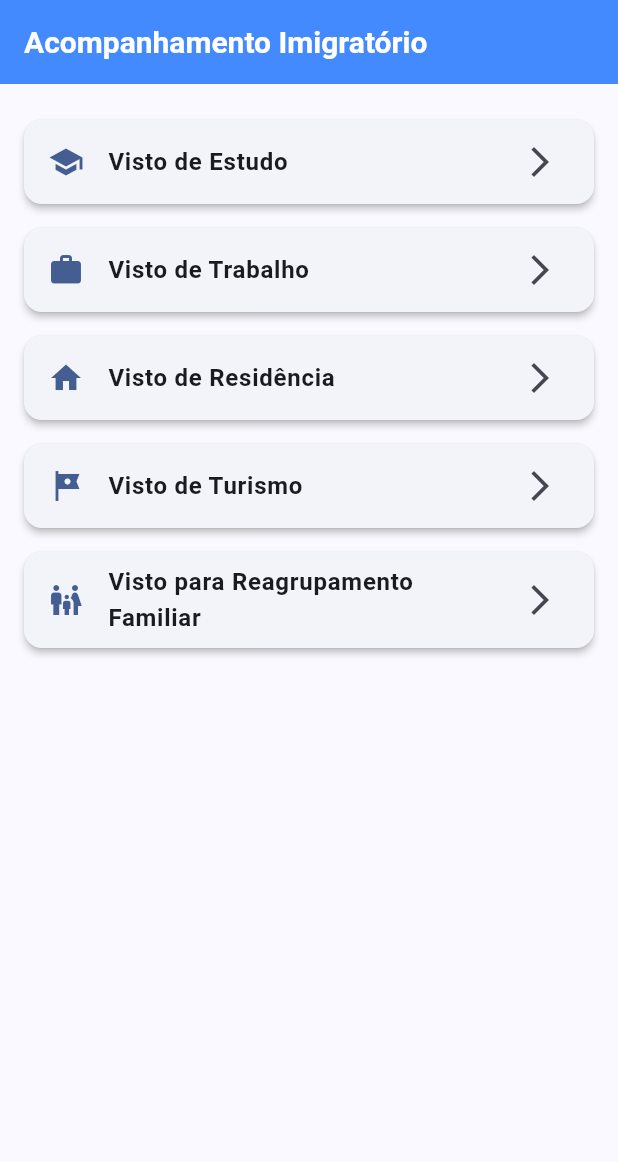
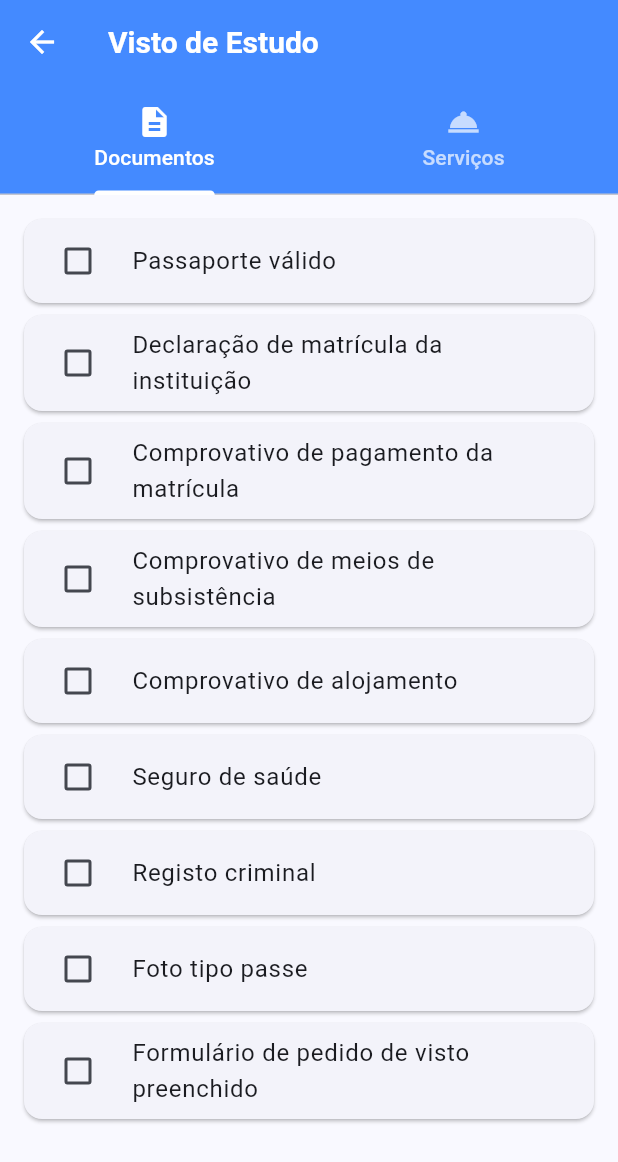
Before and after one commit to could-ai/019aa75d-8cc0-7a5c-986c-eb8ee0b55104, a Flutter app: the screen it shows after launch, after a tap on "Visto de Estudo", on a phone screen of 412 x 824 dp. Shown: the top 1162 px of the screen. Run offline on Flutter 3.47's test engine with Material 3 defaults, Android fonts, the phone set to English and light mode, and no system bars.

Commit message:
Created mock_data.dart to store the visa types, documents, and services data as requested. This acts as a placeholder for the database.; Created VisaDetailScreen to display documents and services. It uses a TabBar to separate the checklist from the consultancy services. Implemented local state for checkboxes and a mock dialog for service requests.; Updated HomeScreen to use MockData for generating the list of visa categories dynamically. Added navigation to the new VisaDetailScreen.; Refined VisaCategoryCard to accept an onTap callback and improved the design with better spacing, rounded corners, and a styled icon container.

```diff
--- /dev/null
+++ b/usr/lib/data/mock_data.dart
@@ -0,0 +1,145 @@
+class VisaType {
+  final String id;
+  final String title;
+  final String iconName; // We'll map this to IconData later
+  final List<VisaDocument> documents;
+
+  const VisaType({
+    required this.id,
+    required this.title,
+    required this.iconName,
+    required this.documents,
+  });
+}
+
+class VisaDocument {
+  final String name;
+  final String? observation;
+
+  const VisaDocument({
+    required this.name,
+    this.observation,
+  });
+}
+
+class ConsultancyService {
+  final String id;
+  final String name;
+  final String description;
+
+  const ConsultancyService({
+    required this.id,
+    required this.name,
+    required this.description,
+  });
+}
+
+class MockData {
+  static const List<ConsultancyService> services = [
+    ConsultancyService(
+      id: 'flight',
+      name: 'Reserva de Voo',
+      description: 'Reserva de passagem aérea para o requerente.',
+    ),
+    ConsultancyService(
+      id: 'hotel',
+      name: 'Reserva de Hotel',
+      description: 'Reserva de hotel confirmada para o período.',
+    ),
+    ConsultancyService(
+      id: 'accommodation_decl',
+      name: 'Declaração de Alojamento',
+      description: 'Documento formal comprovando local de estadia.',
+    ),
+    ConsultancyService(
+      id: 'responsibility',
+      name: 'Termo de Responsabilidade',
+      description: 'Emissão de termo de responsabilidade.',
+    ),
+    ConsultancyService(
+      id: 'university',
+      name: 'Candidatura e Matrícula',
+      description: 'Processo completo de inscrição na universidade (taxa adicional).',
+    ),
+  ];
+
+  static const List<VisaType> visaTypes = [
+    VisaType(
+      id: 'study',
+      title: 'Visto de Estudo',
+      iconName: 'school',
+      documents: [
+        VisaDocument(name: 'Passaporte válido'),
+        VisaDocument(name: 'Declaração de matrícula da instituição'),
+        VisaDocument(name: 'Comprovativo de pagamento da matrícula'),
+        VisaDocument(name: 'Comprovativo de meios de subsistência'),
+        VisaDocument(name: 'Comprovativo de alojamento'),
+        VisaDocument(name: 'Seguro de saúde'),
+        VisaDocument(name: 'Registo criminal'),
+        VisaDocument(name: 'Foto tipo passe'),
+        VisaDocument(name: 'Formulário de pedido de visto preenchido'),
+      ],
+    ),
+    VisaType(
+      id: 'work',
+      title: 'Visto de Trabalho',
+      iconName: 'work',
+      documents: [
+        VisaDocument(name: 'Passaporte válido'),
+        VisaDocument(name: 'Contrato de trabalho'),
+        VisaDocument(name: 'Carta da empresa'),
+        VisaDocument(name: 'Comprovativo de alojamento'),
+        VisaDocument(name: 'Seguro de saúde'),
+        VisaDocument(name: 'Registo criminal'),
+        VisaDocument(name: 'Formulário de pedido de visto'),
+        VisaDocument(name: '1 foto tipo passe'),
+        VisaDocument(name: 'Comprovativo de rendimentos'),
+      ],
+    ),
+    VisaType(
+      id: 'residence',
+      title: 'Visto de Residência',
+      iconName: 'home',
+      documents: [
+        VisaDocument(name: 'Passaporte válido'),
+        VisaDocument(name: 'Comprovativo de residência', observation: 'Contrato ou carta de alojamento'),
+        VisaDocument(name: 'Comprovativo de rendimentos'),
+        VisaDocument(name: 'Seguro de saúde'),
+        VisaDocument(name: 'Formulário de pedido de visto'),
+        VisaDocument(name: '1 foto tipo passe'),
+        VisaDocument(name: 'Registo criminal'),
+        VisaDocument(name: 'Outros documentos específicos'),
+      ],
+    ),
+    VisaType(
+      id: 'tourism',
+      title: 'Visto de Turismo',
+      iconName: 'tour',
+      documents: [
+        VisaDocument(name: 'Passaporte válido'),
+        VisaDocument(name: 'Reserva de hotel'),
+        VisaDocument(name: 'Passagem aérea de ida e volta'),
+        VisaDocument(name: 'Comprovativo de meios financeiros'),
+        VisaDocument(name: 'Seguro de viagem'),
+        VisaDocument(name: 'Carta convite', observation: 'Se aplicável'),
+        VisaDocument(name: 'Formulário de pedido de visto preenchido'),
+        VisaDocument(name: '1 foto tipo passe'),
+      ],
+    ),
+    VisaType(
+      id: 'family',
+      title: 'Visto de Reagrupamento Familiar',
+      iconName: 'family_restroom',
+      documents: [
+        VisaDocument(name: 'Passaporte válido'),
+        VisaDocument(name: 'Certidão familiar', observation: 'Casamento ou nascimento'),
+        VisaDocument(name: 'Autorização de residência do familiar'),
+        VisaDocument(name: 'Comprovativo de rendimentos do familiar'),
+        VisaDocument(name: 'Comprovativo de alojamento'),
+        VisaDocument(name: 'Seguro de saúde'),
+        VisaDocument(name: 'Formulário de pedido de visto'),
+        VisaDocument(name: '1 foto tipo passe'),
+      ],
+    ),
+  ];
+}
--- a/usr/lib/screens/home_screen.dart
+++ b/usr/lib/screens/home_screen.dart
@@ -1,39 +1,54 @@
 import 'package:flutter/material.dart';
 import 'package:couldai_user_app/widgets/visa_category_card.dart';
+import 'package:couldai_user_app/data/mock_data.dart';
+import 'package:couldai_user_app/screens/visa_detail_screen.dart';
 
 class HomeScreen extends StatelessWidget {
   const HomeScreen({super.key});
+
+  // Helper to map string icon names to IconData
+  IconData _getIconData(String iconName) {
+    switch (iconName) {
+      case 'school':
+        return Icons.school;
+      case 'work':
+        return Icons.work;
+      case 'home':
+        return Icons.home;
+      case 'tour':
+        return Icons.tour;
+      case 'family_restroom':
+        return Icons.family_restroom;
+      default:
+        return Icons.article;
+    }
+  }
 
   @override
   Widget build(BuildContext context) {
     return Scaffold(
       appBar: AppBar(
-        title: const Text('Acompanhamento Imigratório'),
+        title: const Text('Consultoria de Vistos'),
+        centerTitle: true,
       ),
-      body: ListView(
+      body: ListView.builder(
         padding: const EdgeInsets.all(16.0),
-        children: const [
-          VisaCategoryCard(
-            title: 'Visto de Estudo',
-            icon: Icons.school,
-          ),
-          VisaCategoryCard(
-            title: 'Visto de Trabalho',
-            icon: Icons.work,
-          ),
-          VisaCategoryCard(
-            title: 'Visto de Residência',
-            icon: Icons.home,
-          ),
-          VisaCategoryCard(
-            title: 'Visto de Turismo',
-            icon: Icons.tour,
-          ),
-          VisaCategoryCard(
-            title: 'Visto para Reagrupamento Familiar',
-            icon: Icons.family_restroom,
-          ),
-        ],
+        itemCount: MockData.visaTypes.length,
+        itemBuilder: (context, index) {
+          final visa = MockData.visaTypes[index];
+          return VisaCategoryCard(
+            title: visa.title,
+            icon: _getIconData(visa.iconName),
+            onTap: () {
+              Navigator.push(
+                context,
+                MaterialPageRoute(
+                  builder: (context) => VisaDetailScreen(visaType: visa),
+                ),
+              );
+            },
+          );
+        },
       ),
     );
   }
--- /dev/null
+++ b/usr/lib/screens/visa_detail_screen.dart
@@ -0,0 +1,173 @@
+import 'package:flutter/material.dart';
+import 'package:couldai_user_app/data/mock_data.dart';
+
+class VisaDetailScreen extends StatefulWidget {
+  final VisaType visaType;
+
+  const VisaDetailScreen({super.key, required this.visaType});
+
+  @override
+  State<VisaDetailScreen> createState() => _VisaDetailScreenState();
+}
+
+class _VisaDetailScreenState extends State<VisaDetailScreen> with SingleTickerProviderStateMixin {
+  late TabController _tabController;
+  // Local state to track checked documents.
+  // In a real app, this would be persisted to SharedPreferences or a Database.
+  final Set<String> _checkedDocuments = {};
+
+  @override
+  void initState() {
+    super.initState();
+    _tabController = TabController(length: 2, vsync: this);
+  }
+
+  @override
+  void dispose() {
+    _tabController.dispose();
+    super.dispose();
+  }
+
+  void _toggleDocument(String docName) {
+    setState(() {
+      if (_checkedDocuments.contains(docName)) {
+        _checkedDocuments.remove(docName);
+      } else {
+        _checkedDocuments.add(docName);
+      }
+    });
+  }
+
+  void _requestService(BuildContext context, ConsultancyService service) {
+    // Mock service request
+    showDialog(
+      context: context,
+      builder: (ctx) => AlertDialog(
+        title: Text('Solicitar ${service.name}'),
+        content: Text('Deseja solicitar o serviço "${service.name}" ao consultor?'),
+        actions: [
+          TextButton(
+            onPressed: () => Navigator.pop(ctx),
+            child: const Text('Cancelar'),
+          ),
+          FilledButton(
+            onPressed: () {
+              Navigator.pop(ctx);
+              ScaffoldMessenger.of(context).showSnackBar(
+                SnackBar(
+                  content: Text('Solicitação para "${service.name}" enviada com sucesso!'),
+                  backgroundColor: Colors.green,
+                ),
+              );
+            },
+            child: const Text('Confirmar'),
+          ),
+        ],
+      ),
+    );
+  }
+
+  @override
+  Widget build(BuildContext context) {
+    return Scaffold(
+      appBar: AppBar(
+        title: Text(widget.visaType.title),
+        bottom: TabBar(
+          controller: _tabController,
+          indicatorColor: Colors.white,
+          labelColor: Colors.white,
+          unselectedLabelColor: Colors.white70,
+          tabs: const [
+            Tab(text: 'Documentos', icon: Icon(Icons.description)),
+            Tab(text: 'Serviços', icon: Icon(Icons.room_service)),
+          ],
+        ),
+      ),
+      body: TabBarView(
+        controller: _tabController,
+        children: [
+          _buildDocumentsTab(),
+          _buildServicesTab(),
+        ],
+      ),
+    );
+  }
+
+  Widget _buildDocumentsTab() {
+    return ListView.builder(
+      padding: const EdgeInsets.all(16.0),
+      itemCount: widget.visaType.documents.length,
+      itemBuilder: (context, index) {
+        final doc = widget.visaType.documents[index];
+        final isChecked = _checkedDocuments.contains(doc.name);
+
+        return Card(
+          elevation: 1,
+          margin: const EdgeInsets.only(bottom: 8),
+          child: CheckboxListTile(
+            value: isChecked,
+            onChanged: (_) => _toggleDocument(doc.name),
+            title: Text(
+              doc.name,
+              style: TextStyle(
+                decoration: isChecked ? TextDecoration.lineThrough : null,
+                color: isChecked ? Colors.grey : null,
+              ),
+            ),
+            subtitle: doc.observation != null ? Text(doc.observation!) : null,
+            controlAffinity: ListTileControlAffinity.leading,
+            activeColor: Theme.of(context).primaryColor,
+          ),
+        );
+      },
+    );
+  }
+
+  Widget _buildServicesTab() {
+    return ListView.builder(
+      padding: const EdgeInsets.all(16.0),
+      itemCount: MockData.services.length,
+      itemBuilder: (context, index) {
+        final service = MockData.services[index];
+        return Card(
+          elevation: 2,
+          margin: const EdgeInsets.only(bottom: 12),
+          child: Padding(
+            padding: const EdgeInsets.all(16.0),
+            child: Column(
+              crossAxisAlignment: CrossAxisAlignment.start,
+              children: [
+                Text(
+                  service.name,
+                  style: const TextStyle(
+                    fontSize: 18,
+                    fontWeight: FontWeight.bold,
+                  ),
+                ),
+                const SizedBox(height: 8),
+                Text(
+                  service.description,
+                  style: TextStyle(color: Colors.grey[700]),
+                ),
+                const SizedBox(height: 16),
+                SizedBox(
+                  width: double.infinity,
+                  child: ElevatedButton.icon(
+                    onPressed: () => _requestService(context, service),
+                    icon: const Icon(Icons.touch_app),
+                    label: const Text('Solicitar Serviço'),
+                    style: ElevatedButton.styleFrom(
+                      backgroundColor: Theme.of(context).primaryColor,
+                      foregroundColor: Colors.white,
+                      padding: const EdgeInsets.symmetric(vertical: 12),
+                    ),
+                  ),
+                ),
+              ],
+            ),
+          ),
+        );
+      },
+    );
+  }
+}
--- a/usr/lib/widgets/visa_category_card.dart
+++ b/usr/lib/widgets/visa_category_card.dart
@@ -3,11 +3,13 @@ import 'package:flutter/material.dart';
 class VisaCategoryCard extends StatelessWidget {
   final String title;
   final IconData icon;
+  final VoidCallback onTap;
 
   const VisaCategoryCard({
     super.key,
     required this.title,
     required this.icon,
+    required this.onTap,
   });
 
   @override
@@ -15,17 +17,36 @@ class VisaCategoryCard extends StatelessWidget {
     return Card(
       elevation: 2.0,
       margin: const EdgeInsets.symmetric(vertical: 8.0),
-      child: ListTile(
-        leading: Icon(icon, color: Theme.of(context).primaryColor),
-        title: Text(
-          title,
-          style: const TextStyle(fontWeight: FontWeight.bold),
+      shape: RoundedRectangleBorder(borderRadius: BorderRadius.circular(12)),
+      child: InkWell(
+        onTap: onTap,
+        borderRadius: BorderRadius.circular(12),
+        child: Padding(
+          padding: const EdgeInsets.all(16.0),
+          child: Row(
+            children: [
+              Container(
+                padding: const EdgeInsets.all(12),
+                decoration: BoxDecoration(
+                  color: Theme.of(context).primaryColor.withOpacity(0.1),
+                  borderRadius: BorderRadius.circular(12),
+                ),
+                child: Icon(icon, color: Theme.of(context).primaryColor, size: 28),
+              ),
+              const SizedBox(width: 16),
+              Expanded(
+                child: Text(
+                  title,
+                  style: const TextStyle(
+                    fontWeight: FontWeight.bold,
+                    fontSize: 16,
+                  ),
+                ),
+              ),
+              const Icon(Icons.arrow_forward_ios, size: 16, color: Colors.grey),
+            ],
+          ),
         ),
-        trailing: const Icon(Icons.arrow_forward_ios),
-        onTap: () {
-          // TODO: Navigate to the document list screen for this visa type
-          print('$title tapped');
-        },
       ),
     );
   }
```
